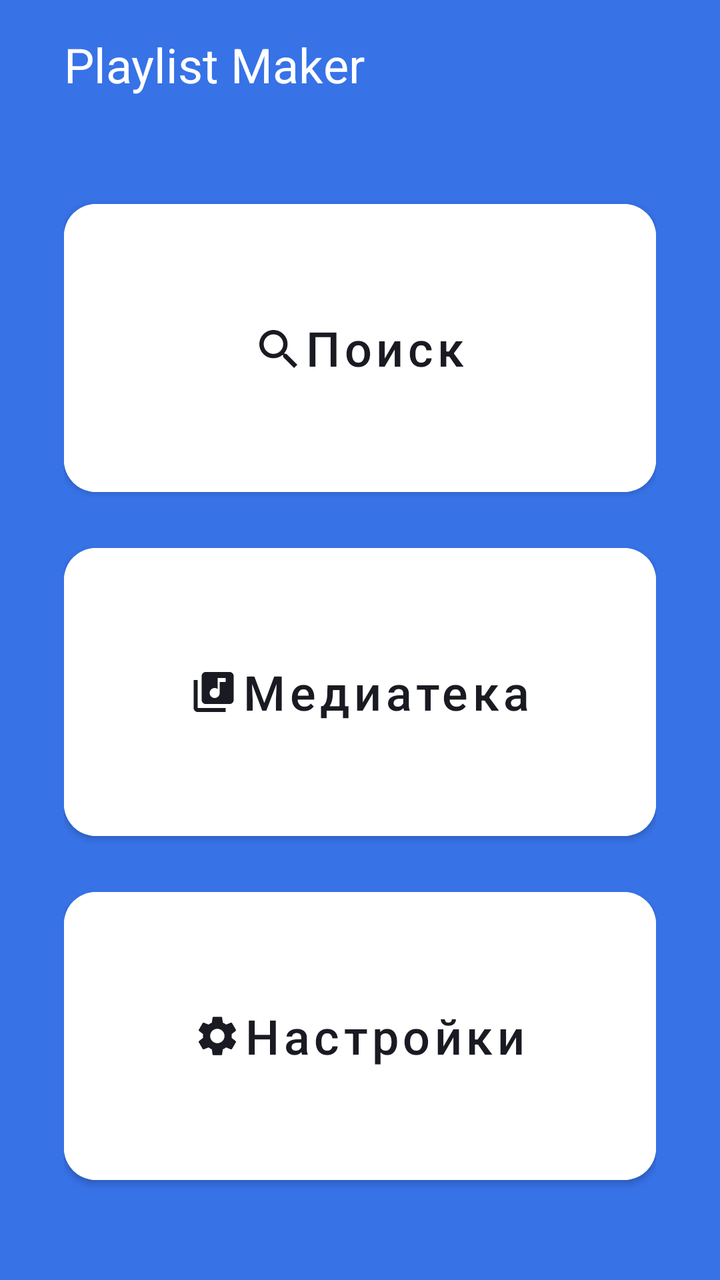
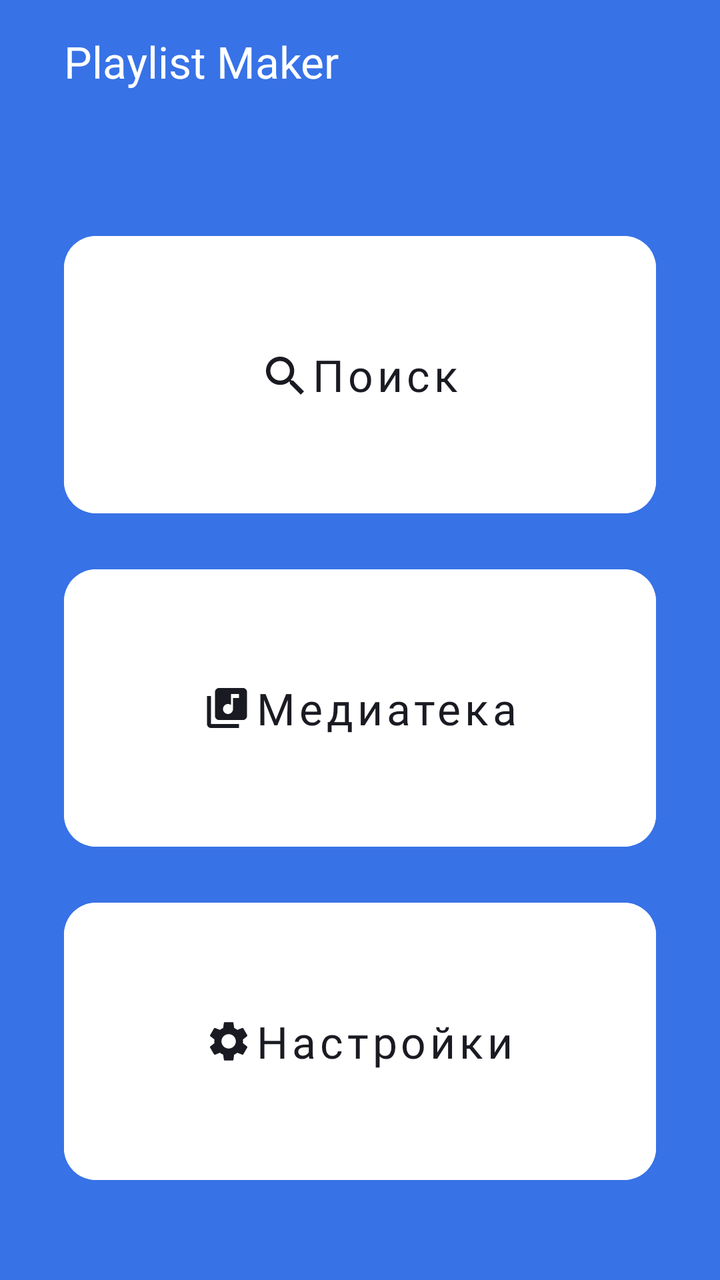

Before-and-after screenshots of an Android layout around one commit, followed by the original layout XML and the change that was made.
<!-- AndroidManifest.xml: application theme Theme.MaterialComponents.DayNight.NoActionBar -->
<!-- res/layout/activity_main.xml -->
<?xml version="1.0" encoding="utf-8"?>
<LinearLayout xmlns:android="http://schemas.android.com/apk/res/android"
    xmlns:app="http://schemas.android.com/apk/res-auto"
    xmlns:tools="http://schemas.android.com/tools"
    android:id="@+id/main"
    android:layout_height="match_parent"
    android:layout_width="match_parent"
    android:orientation="vertical"
    android:background="@color/pm_blue"
    android:padding="@dimen/padding_main"
    >


    <TextView
        android:layout_width="match_parent"
        android:layout_height="@dimen/header_size"
        android:textSize="@dimen/text_size"
        android:paddingLeft="@dimen/padding_main"
        android:textColor="@color/white"
        android:text="@string/app_name"
        />

    <LinearLayout
        android:layout_width="match_parent"
        android:layout_height="0dp"
        android:layout_weight="1"
        android:orientation="vertical"
        android:paddingTop="@dimen/padding_setting"
        android:paddingLeft="@dimen/padding_main"
        android:paddingRight="@dimen/padding_main"
        android:paddingBottom="@dimen/padding_main_buttom">

        <Button
            android:id="@+id/search"
            android:layout_width="match_parent"
            android:layout_height="0dp"
            android:layout_weight="1"
            android:backgroundTint="@color/white"
            android:textColor="@color/pm_black"
            android:textSize="@dimen/text_size"
            android:text="@string/search_name"
            android:textAllCaps="false"
            app:icon="@drawable/ic_search_24"
            app:iconGravity="textStart"
            app:iconPadding="@dimen/icon_padding"
            app:iconTint="@color/pm_black"
            app:cornerRadius="@dimen/radius_button"
            tools:ignore="NestedWeights" />


        <Button
            android:id="@+id/library"
            android:layout_width="match_parent"
            android:layout_height="0dp"
            android:layout_weight="1"
            android:layout_marginTop="@dimen/button_top"
            android:backgroundTint="@color/white"
            android:textColor="@color/pm_black"
            android:textSize="@dimen/text_size"
            android:text="@string/library_name"
            android:textAllCaps="false"
            app:icon="@drawable/ic_library_24"
            app:iconGravity="textStart"
            app:iconPadding="@dimen/icon_padding"
            app:iconTint="@color/pm_black"
            app:cornerRadius="@dimen/radius_button"
            />

        <Button
            android:id="@+id/settings"
            android:layout_width="match_parent"
            android:layout_height="0dp"
            android:layout_weight="1"
            android:layout_marginTop="@dimen/button_top"
            android:backgroundTint="@color/white"
            android:textColor="@color/pm_black"
            android:textSize="@dimen/text_size"
            android:text="@string/settings_name"
            android:textAllCaps="false"
            app:icon="@drawable/ic_settings_24"
            app:iconGravity="textStart"
            app:iconPadding="@dimen/icon_padding"
            app:iconTint="@color/pm_black"
            app:cornerRadius="@dimen/radius_button"
            />

    </LinearLayout>

</LinearLayout>
<!-- resources referenced by this layout -->
<resources>
  <color name="pm_black">#1A1B22</color>
  <color name="pm_blue">#3772E7</color>
  <color name="white">#FFFFFFFF</color>
  <dimen name="button_top">16dp</dimen>
  <dimen name="header_size">56dp</dimen>
  <dimen name="icon_padding">1dp</dimen>
  <dimen name="padding_main">16dp</dimen>
  <dimen name="padding_main_buttom">28dp</dimen>
  <dimen name="padding_setting">24dp</dimen>
  <dimen name="radius_button">16dp</dimen>
  <dimen name="text_size">24sp</dimen>
  <!-- drawable ic_library_24 (drawable) -->
  <vector android:height="24dp" android:viewportHeight="24"
      android:viewportWidth="25" android:width="25dp" xmlns:android="http://schemas.android.com/apk/res/android">
      <path android:fillColor="#1A1B22" android:pathData="M20.5 2H8.5C7.4 2 6.5 2.9 6.5 4V16C6.5 17.1 7.4 18 8.5 18H20.5C21.6 18 22.5 17.1 22.5 16V4C22.5 2.9 21.6 2 20.5 2ZM18.5 7H15.5V12.5C15.5 13.88 14.38 15 13 15C11.62 15 10.5 13.88 10.5 12.5C10.5 11.12 11.62 10 13 10C13.57 10 14.08 10.19 14.5 10.51V5H18.5V7ZM4.5 6H2.5V20C2.5 21.1 3.4 22 4.5 22H18.5V20H4.5V6Z"/>
  </vector>
  <!-- drawable ic_search_24 (drawable) -->
  <vector xmlns:android="http://schemas.android.com/apk/res/android" android:height="24dp" android:tint="#000000" android:viewportHeight="24" android:viewportWidth="24" android:width="24dp">
        
      <path android:fillColor="#1A1B22" android:pathData="M16.5792 14.9497H15.721L15.4168 14.6564C16.4814 13.418 17.1224 11.8102 17.1224 10.0612C17.1224 6.16124 13.9611 3 10.0612 3C6.16124 3 3 6.16124 3 10.0612C3 13.9611 6.16124 17.1224 10.0612 17.1224C11.8102 17.1224 13.418 16.4814 14.6564 15.4168L14.9497 15.721V16.5792L20.3814 22L22 20.3814L16.5792 14.9497ZM10.0612 14.9497C7.3562 14.9497 5.17267 12.7662 5.17267 10.0612C5.17267 7.3562 7.3562 5.17267 10.0612 5.17267C12.7662 5.17267 14.9497 7.3562 14.9497 10.0612C14.9497 12.7662 12.7662 14.9497 10.0612 14.9497Z"/>
      
  </vector>
  <string name="app_name">Playlist Maker</string>
  <string name="library_name">Медиатека</string>
  <string name="search_name">Поиск</string>
  <string name="settings_name">Настройки</string>
  <!-- unchanged entries left out for length: 1 -->
</resources>

<!-- the commit's change to res/layout/activity_main.xml (unified diff, before → after) -->
@@ -3,20 +3,21 @@
     xmlns:app="http://schemas.android.com/apk/res-auto"
     xmlns:tools="http://schemas.android.com/tools"
     android:id="@+id/main"
+    android:layout_width="match_parent"
     android:layout_height="match_parent"
-    android:layout_width="match_parent"
     android:orientation="vertical"
-    android:background="@color/pm_blue"
     android:padding="@dimen/padding_main"
+    android:theme="@style/Theme.PlaylistMaker"
+    style="@style/background_style_main"
+    tools:context=".MainActivity"
     >
 
 
     <TextView
+        style="@style/title"
         android:layout_width="match_parent"
         android:layout_height="@dimen/header_size"
-        android:textSize="@dimen/text_size"
         android:paddingLeft="@dimen/padding_main"
-        android:textColor="@color/white"
         android:text="@string/app_name"
         />
 
@@ -25,63 +26,31 @@
         android:layout_height="0dp"
         android:layout_weight="1"
         android:orientation="vertical"
+        android:paddingLeft="@dimen/padding_main"
         android:paddingTop="@dimen/padding_setting"
-        android:paddingLeft="@dimen/padding_main"
         android:paddingRight="@dimen/padding_main"
         android:paddingBottom="@dimen/padding_main_buttom">
 
         <Button
             android:id="@+id/search"
-            android:layout_width="match_parent"
-            android:layout_height="0dp"
-            android:layout_weight="1"
-            android:backgroundTint="@color/white"
-            android:textColor="@color/pm_black"
-            android:textSize="@dimen/text_size"
+            style="@style/MainMenuButton"
             android:text="@string/search_name"
-            android:textAllCaps="false"
             app:icon="@drawable/ic_search_24"
-            app:iconGravity="textStart"
-            app:iconPadding="@dimen/icon_padding"
-            app:iconTint="@color/pm_black"
-            app:cornerRadius="@dimen/radius_button"
-            tools:ignore="NestedWeights" />
+            />
 
 
         <Button
             android:id="@+id/library"
-            android:layout_width="match_parent"
-            android:layout_height="0dp"
-            android:layout_weight="1"
-            android:layout_marginTop="@dimen/button_top"
-            android:backgroundTint="@color/white"
-            android:textColor="@color/pm_black"
-            android:textSize="@dimen/text_size"
+            style="@style/MainMenuButton"
             android:text="@string/library_name"
-            android:textAllCaps="false"
             app:icon="@drawable/ic_library_24"
-            app:iconGravity="textStart"
-            app:iconPadding="@dimen/icon_padding"
-            app:iconTint="@color/pm_black"
-            app:cornerRadius="@dimen/radius_button"
             />
 
         <Button
             android:id="@+id/settings"
-            android:layout_width="match_parent"
-            android:layout_height="0dp"
-            android:layout_weight="1"
-            android:layout_marginTop="@dimen/button_top"
-            android:backgroundTint="@color/white"
-            android:textColor="@color/pm_black"
-            android:textSize="@dimen/text_size"
+            style="@style/MainMenuButton"
             android:text="@string/settings_name"
-            android:textAllCaps="false"
             app:icon="@drawable/ic_settings_24"
-            app:iconGravity="textStart"
-            app:iconPadding="@dimen/icon_padding"
-            app:iconTint="@color/pm_black"
-            app:cornerRadius="@dimen/radius_button"
             />
 
     </LinearLayout>
<!-- resource entries referenced after the edit -->
@@ -6,11 +6,15 @@
   <dimen name="button_top">16dp</dimen>
   <dimen name="header_size">56dp</dimen>
   <dimen name="icon_padding">1dp</dimen>
+  <style name="Base.Theme.PlaylistMaker" parent="Theme.MaterialComponents.DayNight.NoActionBar">
+          
+          <item name="colorPrimary">@color/white</item>
+      </style>
   <dimen name="padding_main">16dp</dimen>
   <dimen name="padding_main_buttom">28dp</dimen>
   <dimen name="padding_setting">24dp</dimen>
   <dimen name="radius_button">16dp</dimen>
-  <dimen name="text_size">24sp</dimen>
+  <dimen name="text_size">22sp</dimen>
   <!-- drawable ic_library_24 (drawable) -->
   <vector android:height="24dp" android:viewportHeight="24"
       android:viewportWidth="25" android:width="25dp" xmlns:android="http://schemas.android.com/apk/res/android">
@@ -26,6 +30,31 @@
   <string name="library_name">Медиатека</string>
   <string name="search_name">Поиск</string>
   <string name="settings_name">Настройки</string>
+  <style name="MainMenuButton" parent="Widget.MaterialComponents.Button.UnelevatedButton">
+          <item name="android:backgroundTint">@color/white</item>
+          <item name="android:fontFamily">@font/ys_display_medium</item>
+          <item name="android:layout_height">0dp</item>
+          <item name="android:layout_marginTop">@dimen/button_top</item>
+          <item name="android:layout_weight">1</item>
+          <item name="android:layout_width">match_parent</item>
+          <item name="android:textAllCaps">false</item>
+          <item name="android:textColor">@color/pm_black</item>
+          <item name="android:textSize">@dimen/text_size</item>
+          <item name="cornerRadius">@dimen/radius_button</item>
+          <item name="iconGravity">textStart</item>
+          <item name="iconPadding">@dimen/icon_padding</item>
+          <item name="iconTint">@color/pm_black</item>
+      </style>
+  <style name="Theme.PlaylistMaker" parent="Base.Theme.PlaylistMaker" />
+  <style name="background_style_main">
+              <item name="android:background">@color/pm_blue</item>
+              <item name="android:backgroundTint">@color/pm_blue</item>
+      </style>
+  <style name="title">
+          <item name="fontFamily">@font/ys_display_medium</item>
+          <item name="android:textSize">22sp</item>
+          <item name="android:textColor">@color/white</item>
+      </style>
   <!-- unchanged entries left out for length: 1 -->
 </resources>
 
